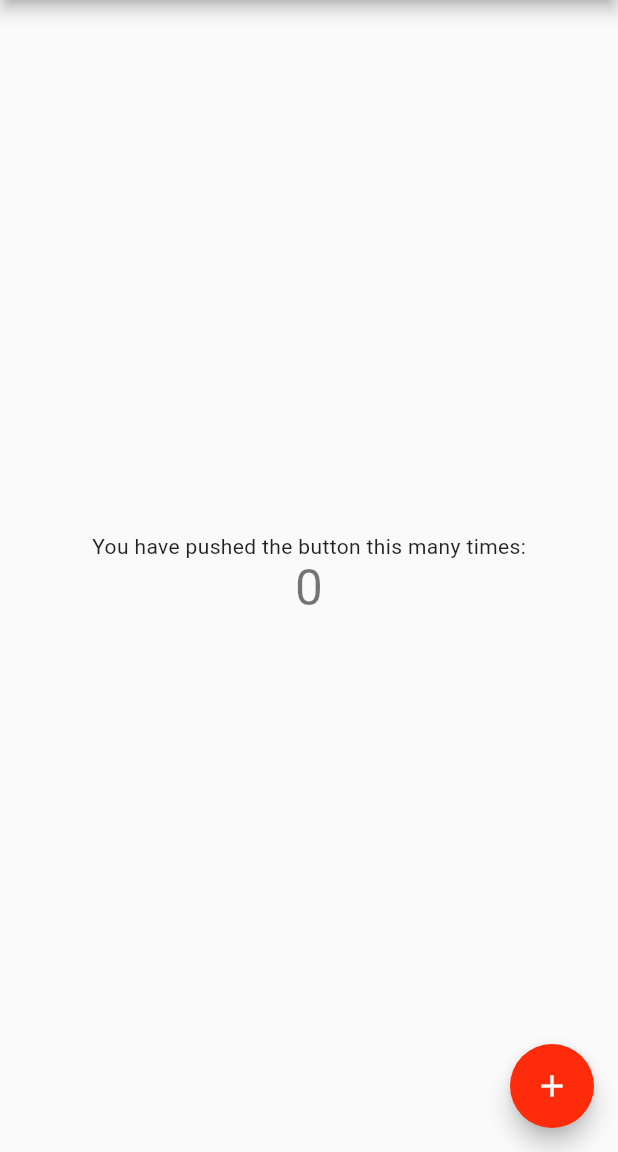
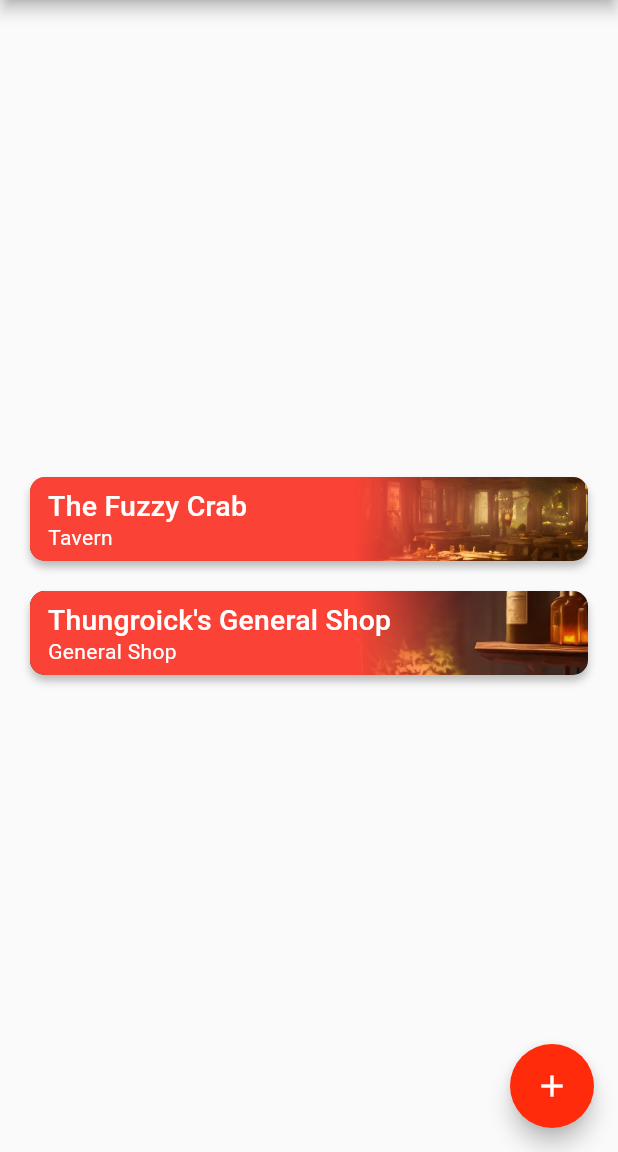
Before and after one commit to ItayElf/Realm-Roller, a Flutter app: the screen it shows after launch, on a phone screen of 412 x 824 dp, the part 84-1236 px from its top. Run offline on Flutter 3.47's test engine with Material 2 defaults, Android fonts, the phone set to English and light mode, and no system bars; our stand-ins replace google_fonts.

Commit message:
Feat: added tile widget

```diff
--- /dev/null
+++ b/lib/custom_widgets/tiles/tile.dart
@@ -0,0 +1,71 @@
+import 'package:flutter/material.dart';
+import 'package:realm_roller/custom_widgets/tiles/tile_background.dart';
+
+/// A base tile used to display a trailer for an entity
+class Tile extends StatelessWidget {
+  const Tile({
+    super.key,
+    required this.title,
+    required this.subtitle,
+    required this.imagePath,
+    this.onClick,
+  });
+
+  final String title;
+  final String subtitle;
+  final String imagePath;
+  final void Function()? onClick;
+
+  static const _textWidthRatio = 0.615;
+
+  @override
+  Widget build(BuildContext context) {
+    return InkWell(
+      onTap: onClick,
+      child: TileBackground(
+        imagePath: imagePath,
+        children: [
+          Positioned(
+            top: 8,
+            left: 12,
+            child: getTextWidget(
+              context: context,
+              content: title,
+              textStyle: Theme.of(context).textTheme.titleLarge!.copyWith(
+                    color: Colors.white,
+                  ),
+            ),
+          ),
+          Positioned(
+            top: 32,
+            left: 12,
+            child: getTextWidget(
+              context: context,
+              content: subtitle,
+              textStyle: Theme.of(context).textTheme.bodyMedium!.copyWith(
+                    color: Colors.white,
+                  ),
+            ),
+          ),
+        ],
+      ),
+    );
+  }
+
+  Widget getTextWidget({
+    required TextStyle textStyle,
+    required String content,
+    required BuildContext context,
+  }) =>
+      SizedBox(
+        width: TileBackground.getTileWidth(context) * _textWidthRatio,
+        child: FittedBox(
+          fit: BoxFit.scaleDown,
+          alignment: Alignment.centerLeft,
+          child: Text(
+            content,
+            style: textStyle,
+          ),
+        ),
+      );
+}
--- /dev/null
+++ b/lib/custom_widgets/tiles/tile_background.dart
@@ -0,0 +1,69 @@
+import 'package:flutter/material.dart';
+import 'package:flutter/widgets.dart';
+
+/// The background of a tile
+class TileBackground extends StatelessWidget {
+  const TileBackground({
+    super.key,
+    required this.imagePath,
+    this.children,
+  });
+
+  final String imagePath;
+  final List<Widget>? children;
+
+  // static const _tileWidth = 320.0;
+  static const _tileHeight = 56.0;
+  static const _tilePadding = 20.0;
+  static const _gradientStartAlignment = Alignment(0.16, 0);
+  static const _gradientEndAlignment = Alignment(1, 0);
+
+  @override
+  Widget build(BuildContext context) {
+    return Stack(
+      children: [
+        Container(
+          width: getTileWidth(context),
+          height: _tileHeight,
+          decoration: BoxDecoration(
+            borderRadius: BorderRadius.circular(10),
+            boxShadow: const [
+              BoxShadow(
+                blurRadius: 4,
+                offset: Offset(0, 4),
+                color: Color(0x40000000),
+              ),
+            ],
+          ),
+          child: ClipRRect(
+            borderRadius: BorderRadius.circular(10),
+            child: Image.asset(
+              imagePath,
+              fit: BoxFit.cover,
+            ),
+          ),
+        ),
+        Container(
+          width: getTileWidth(context),
+          height: _tileHeight,
+          decoration: BoxDecoration(
+            borderRadius: BorderRadius.circular(10),
+            gradient: const LinearGradient(
+              begin: _gradientStartAlignment,
+              end: _gradientEndAlignment,
+              colors: [
+                Color(0xfffb4236),
+                Color(0x1ffb4236),
+                Color(0x00000000),
+              ],
+            ),
+          ),
+        ),
+        ...(children ?? []),
+      ],
+    );
+  }
+
+  static double getTileWidth(BuildContext context) =>
+      MediaQuery.of(context).size.width - _tilePadding * 2;
+}
--- a/lib/main.dart
+++ b/lib/main.dart
@@ -1,6 +1,8 @@
 import 'package:flutter/material.dart';
 import 'package:flutter/services.dart';
 import 'package:realm_roller/theme/theme_data.dart';
+
+import 'custom_widgets/tiles/tile.dart';
 
 void main() {
   WidgetsFlutterBinding.ensureInitialized();
@@ -52,13 +54,20 @@ class _MyHomePageState extends State<MyHomePage> {
       body: Center(
         child: Column(
           mainAxisAlignment: MainAxisAlignment.center,
-          children: <Widget>[
-            const Text(
-              'You have pushed the button this many times:',
+          children: [
+            Tile(
+              title: "The Fuzzy Crab",
+              subtitle: "Tavern",
+              imagePath: "assets/locations/tavern.webp",
+              onClick: () => print("test"),
             ),
-            Text(
-              '$_counter',
-              style: Theme.of(context).textTheme.headlineMedium,
+            const SizedBox(
+              height: 20,
+            ),
+            const Tile(
+              title: "Thungroick's General Shop",
+              subtitle: "General Shop",
+              imagePath: "assets/locations/general_shop.webp",
             ),
           ],
         ),
```
Also changed, not shown: pubspec.yaml (+10 -6 lines), 1 other file.
